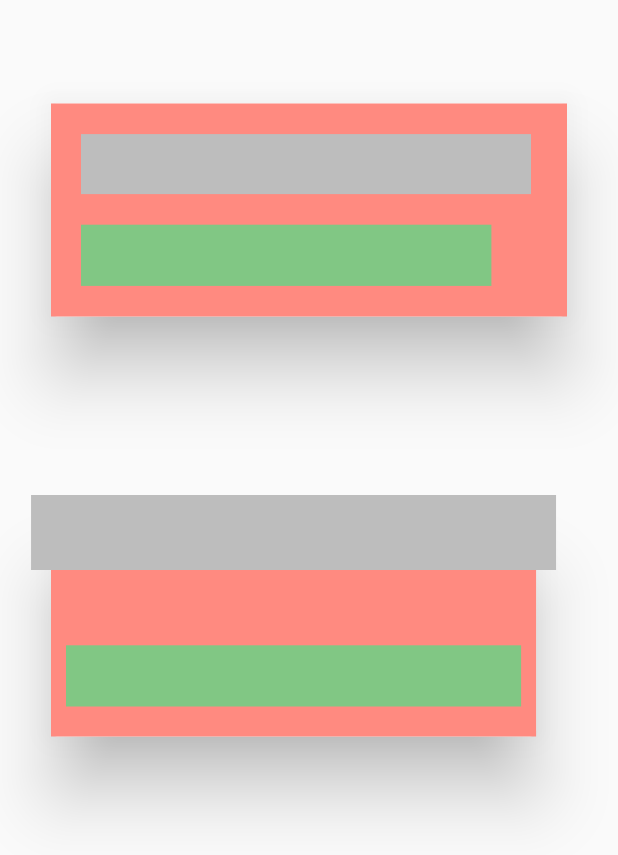
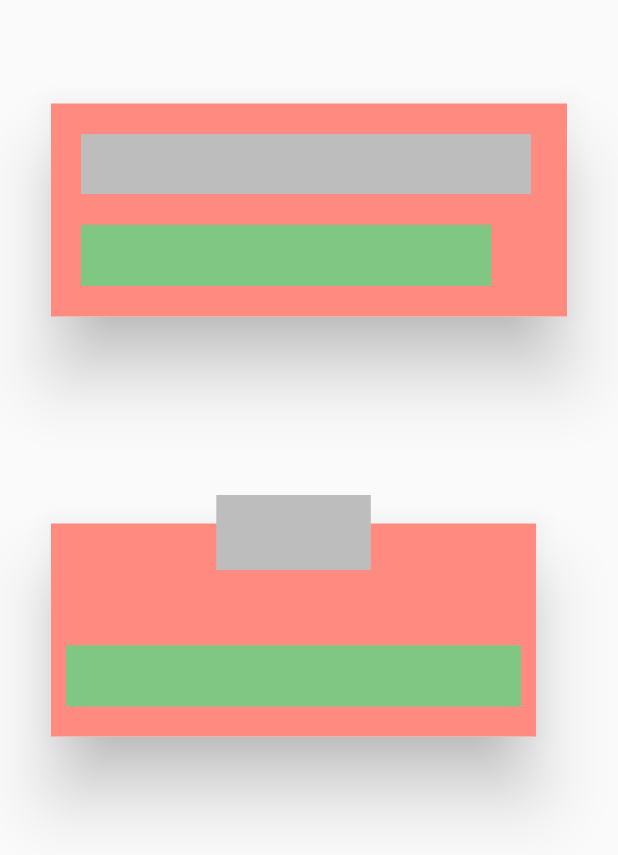
Before and after one commit to AlsoShantanuBorkar/aimed_lab_assignment, a Flutter app: the screen it shows after launch, on a phone screen of 412 x 824 dp. Shown: the top 855 px of the screen. Run offline on Flutter 3.47's test engine with Material 2 defaults, Android fonts, the phone set to English and light mode, and no system bars.

Commit message:
added media query

```diff
--- a/lib/bottom_card.dart
+++ b/lib/bottom_card.dart
@@ -40,11 +40,11 @@ class BottomCard extends StatelessWidget {
                 ),
               ),
             ),
-            const Positioned(
+            Positioned(
               top: 0,
               child: GreyCard(
                 height: 50,
-                width: 350,
+                width: MediaQuery.of(context).size.width / 4,
               ),
             ),
           ],
```
